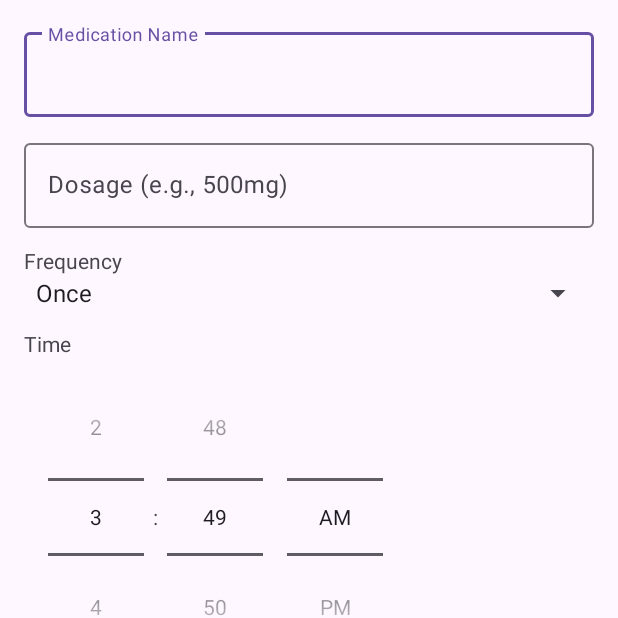
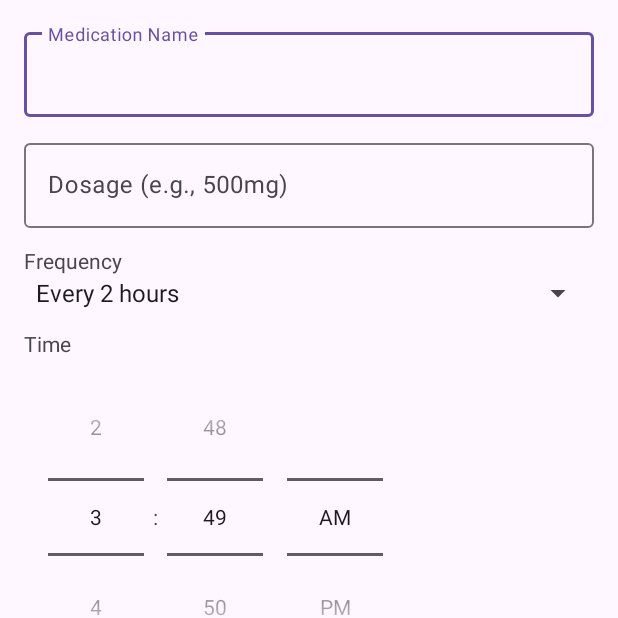
Before and after one commit to andyrhman/pantau-sehat, an Android app: the AddMedicationActivity screen opened directly, with no data from a screen before it, on a phone screen of 412 x 824 dp, the top half of it. Run offline under Robolectric (Android 15) with nearby library versions, the phone set to English and light mode, and no system bars.

Commit message:
Added proper frequency with double notification maybe i'll fix it in the future

```diff
--- a/app/src/main/java/com/example/pantausehat/ui/AddMedicationActivity.java
+++ b/app/src/main/java/com/example/pantausehat/ui/AddMedicationActivity.java
@@ -1,14 +1,11 @@
 package com.example.pantausehat.ui;
 
 import android.os.Bundle;
-import android.text.TextUtils;
 import android.util.Log;
-import android.view.View;
-import android.widget.AdapterView;
 import android.widget.Button;
-import android.widget.LinearLayout;
 import android.widget.Spinner;
 import android.widget.TimePicker;
+import android.widget.Toast;
 
 import androidx.appcompat.app.AppCompatActivity;
 
@@ -16,16 +13,11 @@ import com.example.pantausehat.R;
 import com.example.pantausehat.data.Medication;
 import com.example.pantausehat.db.AppDatabase;
 import com.example.pantausehat.util.MedAlarmManager;
-import com.google.android.material.chip.Chip;
 import com.google.android.material.textfield.TextInputEditText;
 
-import java.util.ArrayList;
-import java.util.Calendar;
-import java.util.List;
 
 public class AddMedicationActivity extends AppCompatActivity {
-    private LinearLayout daySelector;
-    private Chip chipMon, chipTue, chipWed, chipThu, chipFri, chipSat, chipSun;
+
     private TextInputEditText etMedName, etDosage;
     private Spinner spinnerFrequency;
     private TimePicker timePicker;
@@ -44,25 +36,7 @@ public class AddMedicationActivity extends AppCompatActivity {
 
         // Use 24-hour mode or AM/PM as you prefer
         timePicker.setIs24HourView(false);
-        daySelector = findViewById(R.id.daySelector);
-        chipMon = findViewById(R.id.chipMon);
-        chipTue = findViewById(R.id.chipTue);
-        chipWed = findViewById(R.id.chipWed);
-        chipThu = findViewById(R.id.chipThu);
-        chipFri = findViewById(R.id.chipFri);
-        chipSat = findViewById(R.id.chipSat);
-        chipSun = findViewById(R.id.chipSun);
 
-        spinnerFrequency.setOnItemSelectedListener(new AdapterView.OnItemSelectedListener() {
-            @Override
-            public void onItemSelected(AdapterView<?> parent, View view, int position, long id) {
-                String selected = parent.getItemAtPosition(position).toString();
-                daySelector.setVisibility(selected.equals("Custom days") ? View.VISIBLE : View.GONE);
-            }
-
-            @Override
-            public void onNothingSelected(AdapterView<?> parent) {}
-        });
 
         btnSave.setOnClickListener(v -> {
             final Medication med = new Medication();
@@ -72,8 +46,10 @@ public class AddMedicationActivity extends AppCompatActivity {
             med.hour      = timePicker.getHour();
             med.minute    = timePicker.getMinute();
 
-            String frequency = spinnerFrequency.getSelectedItem().toString();
-            setFrequencyType(med, frequency);
+            if (med.frequency == null || med.frequency.isEmpty()) {
+                Toast.makeText(this, "Please select a frequency", Toast.LENGTH_SHORT).show();
+                return;
+            }
 
             new Thread(() -> {
                 long newId = AppDatabase
@@ -81,7 +57,7 @@ public class AddMedicationActivity extends AppCompatActivity {
                         .medicationDao()
                         .insert(med);
                 if (newId > 0) {
-                    MedAlarmManager.scheduleAlarm(AddMedicationActivity.this, med);
+                    MedAlarmManager.scheduleRepeatingAlarm(this, med);
                 } else {
                     Log.e("AddMedication", "Insert failed!");
                 }
@@ -90,27 +66,4 @@ public class AddMedicationActivity extends AppCompatActivity {
             finish();  // back to MainActivity
         });
     }
-
-
-    private void setFrequencyType(Medication med, String frequency) {
-        if (frequency.equals("Once")) {
-            med.frequencyType = "once";
-        } else if (frequency.equals("Daily")) {
-            med.frequencyType = "daily";
-        } else if (frequency.startsWith("Every ")) {
-            med.frequencyType = "hours";
-            med.intervalHours = Integer.parseInt(frequency.replaceAll("\\D+", ""));
-        } else if (frequency.equals("Custom days")) {
-            med.frequencyType = "custom";
-            med.days = getSelectedDays();
-        }
-    }
-
-    private String getSelectedDays() {
-        List<String> days = new ArrayList<>();
-        if (chipMon.isChecked()) days.add("Mon");
-        if (chipTue.isChecked()) days.add("Tue");
-        // ... check other chips ...
-        return TextUtils.join(",", days);
-    }
 }
--- a/app/src/main/res/layout/activity_add_medication.xml
+++ b/app/src/main/res/layout/activity_add_medication.xml
@@ -59,74 +59,6 @@
             android:layout_height="wrap_content"
             android:timePickerMode="spinner" />
 
-        <LinearLayout
-            android:id="@+id/daySelector"
-            android:layout_width="match_parent"
-            android:layout_height="wrap_content"
-            android:orientation="horizontal"
-            android:visibility="gone"
-            android:layout_marginTop="12dp"
-            android:divider="@android:drawable/divider_horizontal_textfield"
-            android:showDividers="middle">
-
-            <com.google.android.material.chip.ChipGroup
-                android:layout_width="match_parent"
-                android:layout_height="wrap_content"
-                app:singleSelection="false">
-
-                <com.google.android.material.chip.Chip
-                    android:id="@+id/chipMon"
-                    style="@style/Widget.MaterialComponents.Chip.Choice"
-                    android:layout_width="wrap_content"
-                    android:layout_height="wrap_content"
-                    android:text="Mon"/>
-
-                <com.google.android.material.chip.Chip
-                    android:id="@+id/chipTue"
-                    style="@style/Widget.MaterialComponents.Chip.Choice"
-                    android:layout_width="wrap_content"
-                    android:layout_height="wrap_content"
-                    android:text="Tue"/>
-
-                <com.google.android.material.chip.Chip
-                    android:id="@+id/chipWed"
-                    style="@style/Widget.MaterialComponents.Chip.Choice"
-                    android:layout_width="wrap_content"
-                    android:layout_height="wrap_content"
-                    android:text="Wed"/>
-
-                <com.google.android.material.chip.Chip
-                    android:id="@+id/chipThu"
-                    style="@style/Widget.MaterialComponents.Chip.Choice"
-                    android:layout_width="wrap_content"
-                    android:layout_height="wrap_content"
-                    android:text="Thu"/>
-
-                <com.google.android.material.chip.Chip
-                    android:id="@+id/chipFri"
-                    style="@style/Widget.MaterialComponents.Chip.Choice"
-                    android:layout_width="wrap_content"
-                    android:layout_height="wrap_content"
-                    android:text="Fri"/>
-
-                <com.google.android.material.chip.Chip
-                    android:id="@+id/chipSat"
-                    style="@style/Widget.MaterialComponents.Chip.Choice"
-                    android:layout_width="wrap_content"
-                    android:layout_height="wrap_content"
-                    android:text="Sat"/>
-
-                <com.google.android.material.chip.Chip
-                    android:id="@+id/chipSun"
-                    style="@style/Widget.MaterialComponents.Chip.Choice"
-                    android:layout_width="wrap_content"
-                    android:layout_height="wrap_content"
-                    android:text="Sun"/>
-                <!-- Repeat for other days (chipTue, chipWed, chipThu, chipFri, chipSat, chipSun) -->
-
-            </com.google.android.material.chip.ChipGroup>
-        </LinearLayout>
-
         <Button
             android:id="@+id/btnSave"
             android:layout_width="match_parent"
--- a/app/src/main/res/values/array.xml
+++ b/app/src/main/res/values/array.xml
@@ -1,12 +1,9 @@
 <?xml version="1.0" encoding="utf-8"?>
 <resources>
     <string-array name="frequency_options">
-        <item>Once</item>
-        <item>Daily</item>
         <item>Every 2 hours</item>
         <item>Every 4 hours</item>
         <item>Every 6 hours</item>
         <item>Every 8 hours</item>
-        <item>Custom days</item>
     </string-array>
 </resources>
```
Also changed, not shown: app/src/main/java/com/example/pantausehat/data/Medication.java (+0 -9 lines), app/src/main/java/com/example/pantausehat/ui/AlarmReceiver.java (+20 -52 lines), app/src/main/java/com/example/pantausehat/ui/BootReceiver.java (+3 -6 lines), app/src/main/java/com/example/pantausehat/ui/MedicationAdapter.java (+5 -2 lines), app/src/main/java/com/example/pantausehat/util/MedAlarmManager.java (+33 -159 lines), app/src/main/res/layout/activity_main.xml (line endings or trailing spaces).
